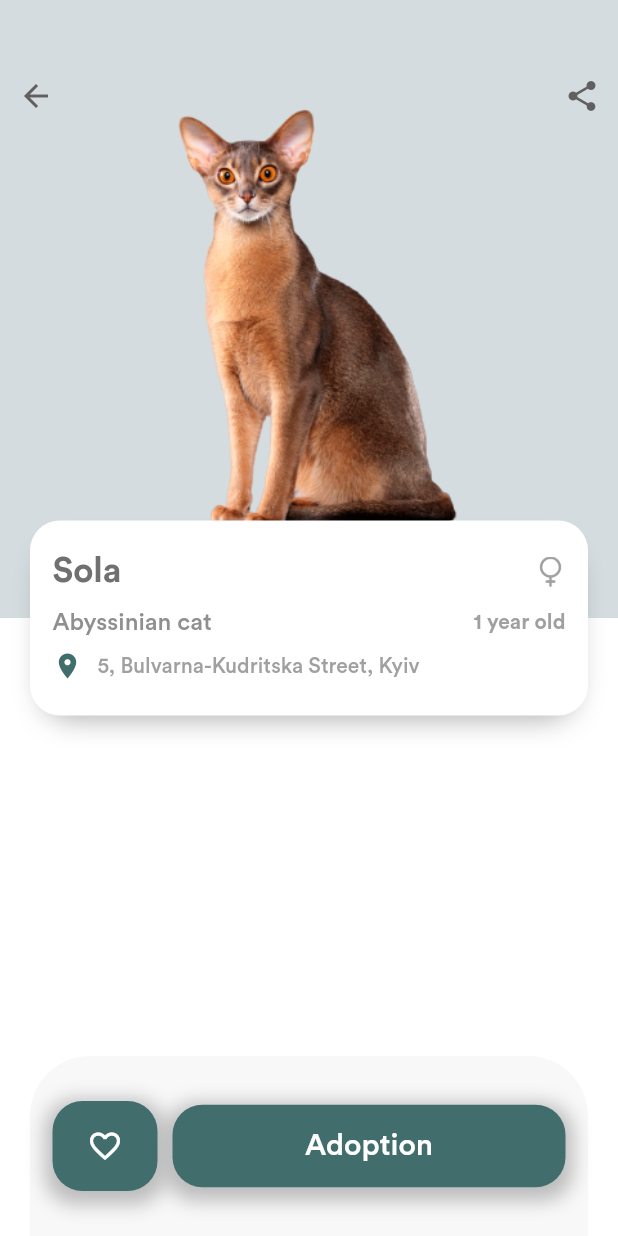
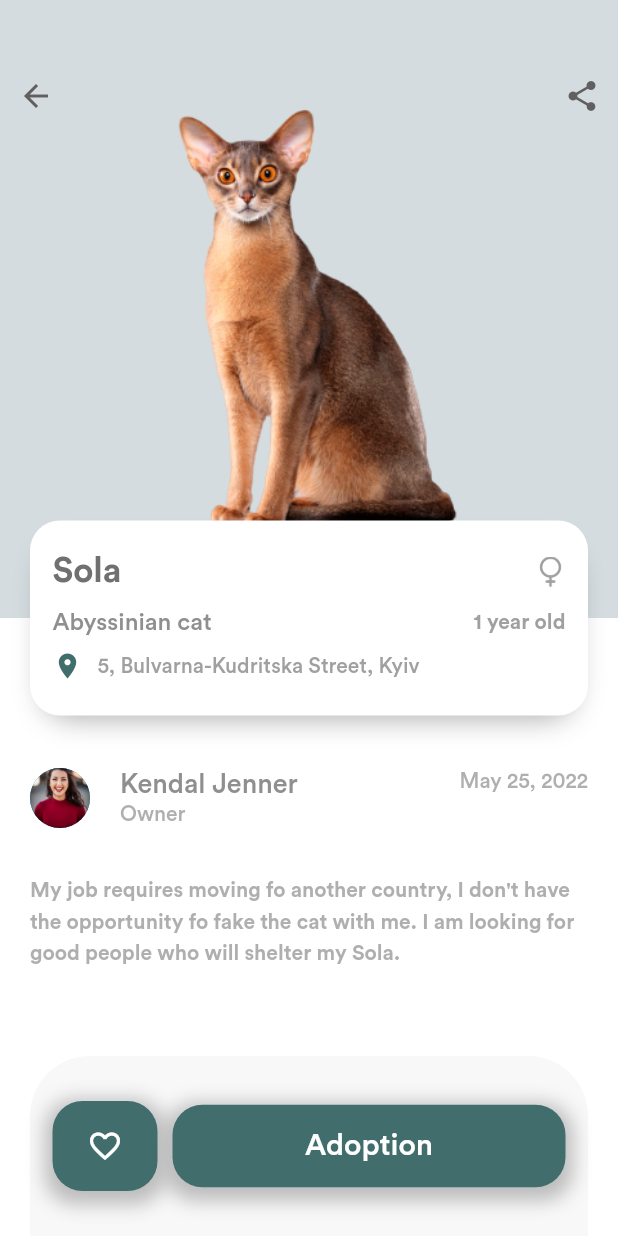
Before and after one commit to aniribe/pet_adopt_store_UI, a Flutter app: the screen it shows after launch, after a tap on "Sola", on a phone screen of 412 x 824 dp. Run offline on Flutter 3.47's test engine with Material 2 defaults, Android fonts, the phone set to English and light mode, and no system bars; our stand-ins replace font_awesome_flutter.

Commit message:
DescriptionSection was created on item_page;

```diff
--- a/lib/config/string_constants.dart
+++ b/lib/config/string_constants.dart
@@ -13,4 +13,9 @@ class StringConstants {
   static const String country = ' Azerbaijan';
   static const String female = 'female';
   static const String adoption = 'Adoption';
+  static const String ownerName = 'Kendal Jenner';
+  static const String ownerStatus = 'Owner';
+  static const String date = 'May 25, 2022';
+  static const String adoptDescription =
+      'My job requires moving fo another country, I don\'t have the opportunity fo fake the cat with me. I am looking for good people who will shelter my Sola.';
 }
--- /dev/null
+++ b/lib/views/item_page/components/description_section.dart
@@ -0,0 +1,54 @@
+import 'package:flutter/cupertino.dart';
+import 'package:flutter/material.dart';
+import 'package:pet_app_ui/config/app_size.dart';
+import 'package:pet_app_ui/widgets/user_section.dart';
+import '../../../config/app_colors.dart';
+import '../../../config/string_constants.dart';
+
+class DescriptionSection extends StatelessWidget {
+  const DescriptionSection({
+    Key? key,
+  }) : super(key: key);
+
+  @override
+  Widget build(BuildContext context) {
+    return Expanded(
+        child: Container(
+      padding: const EdgeInsets.only(top: 100, left: 20, right: 20, bottom: 50),
+      color: AppColors.white,
+      child: Column(
+        children: [
+          Row(
+            mainAxisAlignment: MainAxisAlignment.spaceBetween,
+            crossAxisAlignment: CrossAxisAlignment.start,
+            children: [
+              UserSection(
+                avatarImage: StringConstants.avatar2Image,
+                textColor: AppColors.grey700,
+                userName: StringConstants.ownerName,
+                status: StringConstants.ownerStatus,
+              ),
+              Text(
+                StringConstants.date,
+                style: TextStyle(
+                  color: AppColors.grey700.withOpacity(0.5),
+                  fontWeight: FontWeight.w500,
+                  fontSize: 14,
+                ),
+              )
+            ],
+          ),
+          verticalSpace(height: 30),
+          Text(
+            StringConstants.adoptDescription,
+            style: TextStyle(
+              color: AppColors.grey700.withOpacity(0.5),
+              fontWeight: FontWeight.bold,
+              height: 1.5,
+            ),
+          ),
+        ],
+      ),
+    ));
+  }
+}
--- a/lib/views/item_page/item_page.dart
+++ b/lib/views/item_page/item_page.dart
@@ -9,6 +9,7 @@ import 'package:pet_app_ui/widgets/cat_type.dart';
 
 import 'components/button_section.dart';
 import 'components/cat_info_section.dart';
+import 'components/description_section.dart';
 import 'components/image_section.dart';
 import 'components/top_icons_line.dart';
 
@@ -26,10 +27,7 @@ class ItemPage extends StatelessWidget {
               child: Column(
             children: [
               ImageSection(index: index),
-              Expanded(
-                  child: Container(
-                color: AppColors.white,
-              ))
+              const DescriptionSection(),
             ],
           )),
           const TopIconsLine(),
--- a/lib/views/menu/components/user_section.dart
+++ /dev/null
@@ -1,37 +0,0 @@
-import 'package:flutter/material.dart';
-import '../../../config/app_colors.dart';
-import '../../../config/app_size.dart';
-import '../../../config/string_constants.dart';
-
-class UserSection extends StatelessWidget {
-  const UserSection({
-    Key? key,
-  }) : super(key: key);
-
-  @override
-  Widget build(BuildContext context) {
-    return Row(
-      children: [
-        CircleAvatar(backgroundImage: AssetImage(StringConstants.avatar1Image)),
-        horizontalSpace(width: 20),
-        Column(
-          crossAxisAlignment: CrossAxisAlignment.start,
-          children: [
-            Text(
-              StringConstants.userName,
-              style: TextStyle(
-                  color: AppColors.white.withOpacity(0.8),
-                  fontWeight: FontWeight.w500,
-                  fontSize: 18),
-            ),
-            verticalSpace(height: 5),
-            Text(StringConstants.activeStatus,
-                style: TextStyle(
-                    color: AppColors.white.withOpacity(0.5),
-                    fontWeight: FontWeight.w500))
-          ],
-        ),
-      ],
-    );
-  }
-}
--- a/lib/views/menu/menu_drawer.dart
+++ b/lib/views/menu/menu_drawer.dart
@@ -1,8 +1,9 @@
 import 'package:flutter/material.dart';
 import 'package:pet_app_ui/config/app_colors.dart';
+import '../../config/string_constants.dart';
 import 'components/item_list_section.dart';
 import 'components/settings_section.dart';
-import 'components/user_section.dart';
+import '../../widgets/user_section.dart';
 
 class MenuDrawer extends StatefulWidget {
   const MenuDrawer({Key? key}) : super(key: key);
@@ -19,10 +20,15 @@ class _MenuDrawerState extends State<MenuDrawer> {
       padding: const EdgeInsets.only(top: 50, bottom: 70, left: 10),
       child: Column(
         mainAxisAlignment: MainAxisAlignment.spaceBetween,
-        children: const [
-          UserSection(),
-          ItemListSection(),
-          SettingsSection(),
+        children: [
+          UserSection(
+            avatarImage: StringConstants.avatar1Image,
+            textColor: AppColors.white,
+            userName: StringConstants.userName,
+            status: StringConstants.activeStatus,
+          ),
+          const ItemListSection(),
+          const SettingsSection(),
         ],
       ),
     );
--- /dev/null
+++ b/lib/widgets/user_section.dart
@@ -0,0 +1,47 @@
+import 'package:flutter/material.dart';
+import '../config/app_colors.dart';
+import '../config/app_size.dart';
+import '../config/string_constants.dart';
+
+class UserSection extends StatelessWidget {
+  final String avatarImage;
+  final Color textColor;
+  final String userName;
+  final String status;
+
+  const UserSection({
+    Key? key,
+    required this.avatarImage,
+    required this.textColor,
+    required this.userName,
+    required this.status,
+  }) : super(key: key);
+
+  @override
+  Widget build(BuildContext context) {
+    return Row(
+      children: [
+        CircleAvatar(backgroundImage: AssetImage(avatarImage)),
+        horizontalSpace(width: 20),
+        Column(
+          crossAxisAlignment: CrossAxisAlignment.start,
+          children: [
+            Text(
+              userName,
+              style: TextStyle(
+                  color: textColor.withOpacity(0.7),
+                  fontWeight: FontWeight.w500,
+                  fontSize: 18),
+            ),
+            Text(
+              status,
+              style: TextStyle(
+                  color: textColor.withOpacity(0.5),
+                  fontWeight: FontWeight.w500),
+            )
+          ],
+        ),
+      ],
+    );
+  }
+}
```
